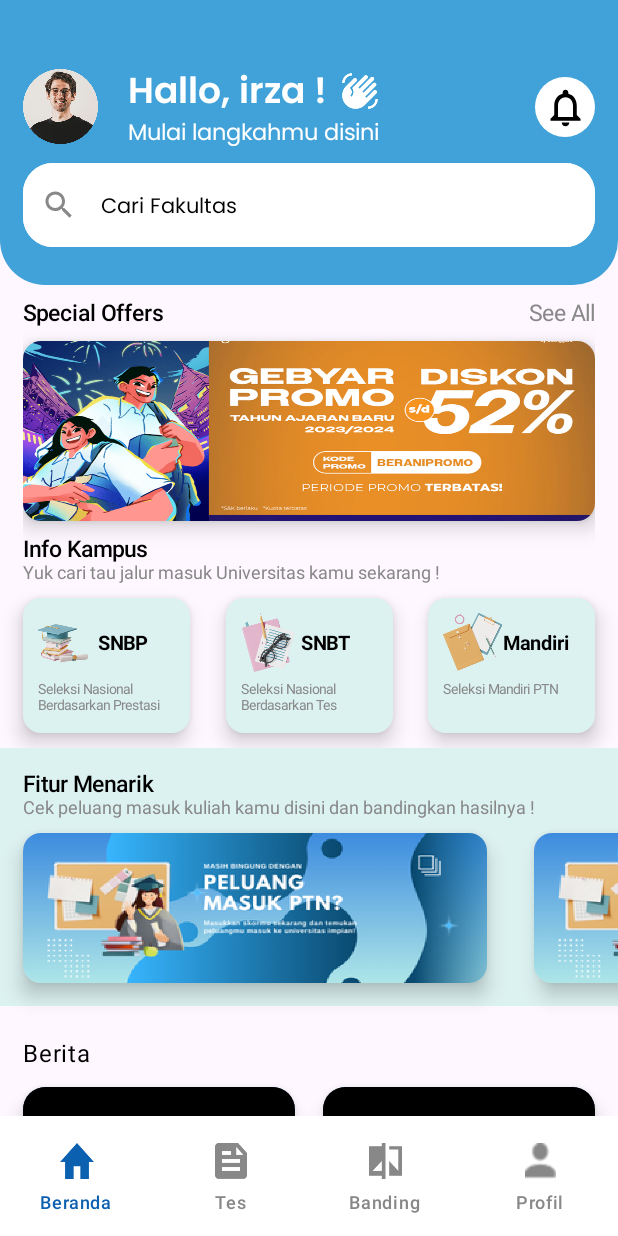
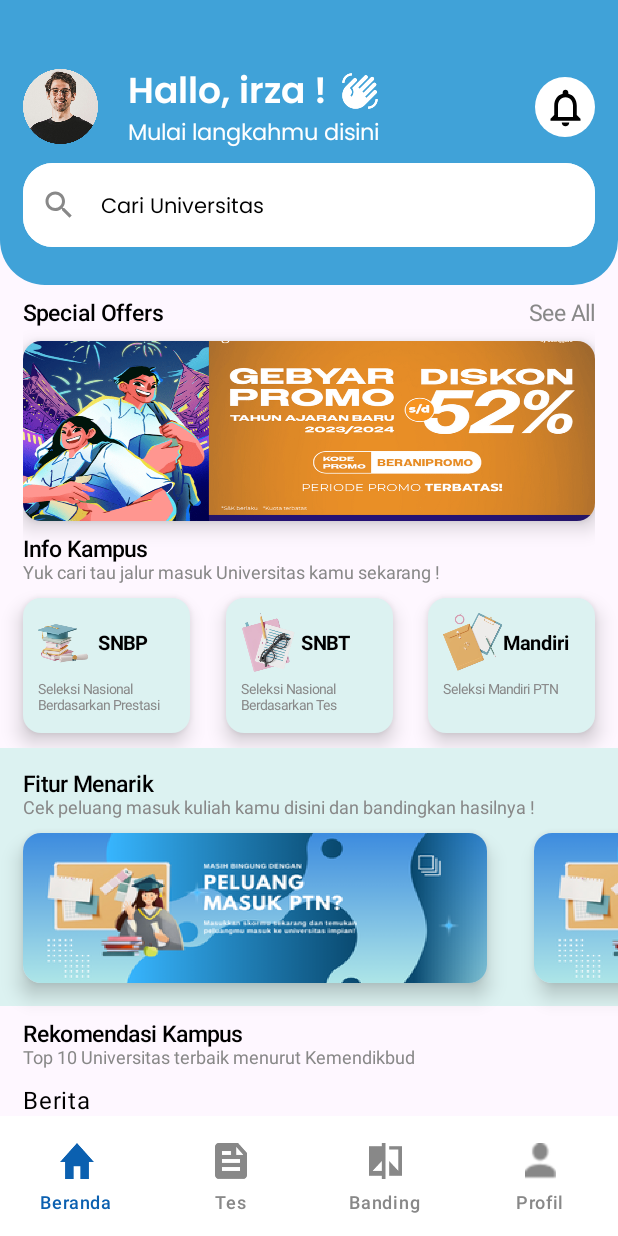
Before and after one commit to AhmadSultanMA/ngampusYuk, an Android app built with Jetpack Compose: the screen it shows after launch (MainActivity), after a tap on "Sign In", on a phone screen of 412 x 824 dp. Run offline under Robolectric (Android 15) with nearby library versions, the phone set to English and light mode, and no system bars; our stand-ins replace Firebase (no records; nobody signed in at launch, a user with empty details on screens opened directly).

Commit message:
add search filter, and fixing repository to get Kampus

```diff
--- a/app/src/main/java/com/example/ngampusyuk/feature/home/HomeScreen.kt
+++ b/app/src/main/java/com/example/ngampusyuk/feature/home/HomeScreen.kt
@@ -1,21 +1,28 @@
 package com.example.ngampusyuk.feature.home
 
 import android.annotation.SuppressLint
+import androidx.compose.foundation.layout.Box
 import androidx.compose.foundation.layout.Spacer
 import androidx.compose.foundation.layout.fillMaxSize
 import androidx.compose.foundation.layout.height
+import androidx.compose.foundation.layout.padding
 import androidx.compose.foundation.lazy.LazyColumn
 import androidx.compose.material3.BottomAppBar
 import androidx.compose.material3.ExperimentalMaterial3Api
 import androidx.compose.material3.Scaffold
+import androidx.compose.material3.Text
 import androidx.compose.runtime.Composable
 import androidx.compose.ui.Modifier
 import androidx.compose.ui.graphics.Color
+import androidx.compose.ui.text.TextStyle
+import androidx.compose.ui.text.font.FontWeight
 import androidx.compose.ui.unit.dp
+import androidx.compose.ui.unit.sp
 import androidx.lifecycle.viewmodel.compose.viewModel
 import androidx.navigation.NavController
 import com.example.ngampusyuk.feature.main.components.homeComponents.AppBar
 import com.example.ngampusyuk.feature.main.components.homeComponents.Berita
+import com.example.ngampusyuk.feature.main.components.homeComponents.FilterList
 import com.example.ngampusyuk.feature.main.components.homeComponents.Fitur
 import com.example.ngampusyuk.feature.main.components.homeComponents.Iklan
 import com.example.ngampusyuk.feature.main.components.homeComponents.InfoKampus
@@ -37,9 +44,10 @@ fun HomeScreen(navController: NavController) {
             BottomNavigationBar(navController = navController)
         }
     }) {
+        Box {
             LazyColumn(modifier = Modifier.fillMaxSize()) {
                 item {
-                AppBar(name = "irza", modifier = Modifier.height(190.dp))
+                    AppBar(name = "irza", viewModel.kampus, viewModel, modifier = Modifier.height(190.dp))
                     Spacer(modifier = Modifier.height(10.dp))
                     Iklan()
                     Spacer(modifier = Modifier.height(10.dp))
@@ -47,6 +55,18 @@ fun HomeScreen(navController: NavController) {
                     Spacer(modifier = Modifier.height(10.dp))
                     Fitur()
                     Spacer(modifier = Modifier.height(10.dp))
+                    Text(
+                        text = "Rekomendasi Kampus",
+                        color = Color.Black,
+                        style = TextStyle(fontSize = 15.sp, fontWeight = FontWeight.Medium),
+                        modifier = Modifier.padding(start = 15.dp, end = 15.dp)
+                    )
+                    Text(
+                        text = "Top 10 Universitas terbaik menurut Kemendikbud",
+                        color = Color.Gray,
+                        style = TextStyle(fontSize = 12.sp),
+                        modifier = Modifier.padding(start = 15.dp, end = 15.dp)
+                    )
                     viewModel.kampus.forEach{ kampus ->
                         RekomendasiKampus(navController, kampus)
                     }
@@ -54,8 +74,10 @@ fun HomeScreen(navController: NavController) {
                     Berita(navController)
                     Spacer(modifier = Modifier.height(100.dp))
                 }
-
             }
+            FilterList(viewModel.filteredList.value, navController)
         }
 
     }
+
+}
--- a/app/src/main/java/com/example/ngampusyuk/feature/home/HomeViewModel.kt
+++ b/app/src/main/java/com/example/ngampusyuk/feature/home/HomeViewModel.kt
@@ -1,7 +1,11 @@
 package com.example.ngampusyuk.feature.home
 
 import android.util.Log
+import androidx.compose.runtime.getValue
 import androidx.compose.runtime.mutableStateListOf
+import androidx.compose.runtime.mutableStateOf
+import androidx.compose.runtime.remember
+import androidx.compose.runtime.setValue
 import androidx.lifecycle.ViewModel
 import com.example.ngampusyuk.data.Repository
 import com.example.ngampusyuk.model.kampus.KampusModel
@@ -11,6 +15,7 @@ class HomeViewModel : ViewModel() {
     val firestore: FirebaseFirestore = FirebaseFirestore.getInstance()
     val repository = Repository(firestore)
     val kampus = mutableStateListOf<KampusModel>()
+    var filteredList = mutableStateOf(emptyList<KampusModel>())
     init
     {
         repository.getAllKampus(
--- a/app/src/main/java/com/example/ngampusyuk/feature/main/components/homeComponents/AppBar.kt
+++ b/app/src/main/java/com/example/ngampusyuk/feature/main/components/homeComponents/AppBar.kt
@@ -10,9 +10,11 @@ import androidx.compose.foundation.layout.Spacer
 import androidx.compose.foundation.layout.fillMaxSize
 import androidx.compose.foundation.layout.fillMaxWidth
 import androidx.compose.foundation.layout.height
+import androidx.compose.foundation.layout.offset
 import androidx.compose.foundation.layout.padding
 import androidx.compose.foundation.layout.size
 import androidx.compose.foundation.layout.width
+import androidx.compose.foundation.lazy.LazyColumn
 import androidx.compose.foundation.shape.CircleShape
 import androidx.compose.foundation.shape.RoundedCornerShape
 import androidx.compose.material.icons.Icons
@@ -20,12 +22,15 @@ import androidx.compose.material.icons.filled.Search
 import androidx.compose.material.icons.outlined.Notifications
 import androidx.compose.material3.ExperimentalMaterial3Api
 import androidx.compose.material3.Icon
+import androidx.compose.material3.MaterialTheme
 import androidx.compose.material3.OutlinedTextField
 import androidx.compose.material3.Text
 import androidx.compose.material3.TextFieldDefaults
 import androidx.compose.runtime.Composable
+import androidx.compose.runtime.getValue
 import androidx.compose.runtime.mutableStateOf
 import androidx.compose.runtime.remember
+import androidx.compose.runtime.setValue
 import androidx.compose.ui.Alignment
 import androidx.compose.ui.Modifier
 import androidx.compose.ui.graphics.Color
@@ -37,13 +42,17 @@ import androidx.compose.ui.text.font.FontWeight
 import androidx.compose.ui.unit.dp
 import androidx.compose.ui.unit.sp
 import com.example.ngampusyuk.R
+import com.example.ngampusyuk.feature.home.HomeViewModel
+import com.example.ngampusyuk.model.kampus.KampusModel
 import com.example.ngampusyuk.ui.theme.CustBlue
 
 
 @Composable
 fun AppBar(
-    modifier: Modifier = Modifier,
-    name: String
+    name: String,
+    kampus: List<KampusModel>,
+    viewModel: HomeViewModel,
+    modifier: Modifier = Modifier
 ) {
     val searchText = remember { mutableStateOf("") }
     Box(
@@ -113,7 +122,7 @@ fun AppBar(
                 )
             }
             Spacer(modifier = Modifier.height(10.dp))
-            SearchField(value = searchText.value, onValueChange = { searchText.value = it }, Modifier.fillMaxWidth())
+            SearchField(value = searchText.value, onValueChange = { searchText.value = it }, kampus, viewModel, Modifier.fillMaxWidth())
             Spacer(modifier = Modifier.height(10.dp))
         }
     }
@@ -124,6 +133,8 @@ fun AppBar(
 fun SearchField(
     value: String,
     onValueChange: (String) -> Unit,
+    kampus: List<KampusModel>,
+    viewModel: HomeViewModel,
     modifier: Modifier = Modifier
 ) {
         OutlinedTextField(
@@ -133,8 +144,17 @@ fun SearchField(
 
             value = value,
             shape = RoundedCornerShape(20.dp),
-        onValueChange = onValueChange,
-        placeholder = { Text("Cari Fakultas", color = Color.Black, style = TextStyle(fontFamily = FontFamily(Font(R.font.poppins_regular)))) },
+            onValueChange = {
+                onValueChange(it)
+                viewModel.filteredList.value = if (it.isNotEmpty()) {
+                    kampus.filter { kampus ->
+                        kampus.nama.contains(it, ignoreCase = true)
+                    }
+                } else {
+                    emptyList()
+                }
+            },
+            placeholder = { Text("Cari Universitas", color = Color.Black, style = TextStyle(fontFamily = FontFamily(Font(R.font.poppins_regular)))) },
             leadingIcon = {
                 Icon(
                     imageVector = Icons.Filled.Search,
--- a/app/src/main/java/com/example/ngampusyuk/feature/main/components/universitasComponents/InformasiJurusan.kt
+++ b/app/src/main/java/com/example/ngampusyuk/feature/main/components/universitasComponents/InformasiJurusan.kt
@@ -39,6 +39,7 @@ fun InformasiJurusan(jurusan : List<JurusanModel>, modifier: Modifier = Modifier
     ){
         Text(text = "Informasi Jurusan dan Passing Grade", style = TextStyle(fontWeight = FontWeight.Medium, fontSize = 16.sp))
         Spacer(modifier = Modifier.height(10.dp))
+        if (jurusan.any{it.tipe == 1L}) {
             Box(
                 modifier
                     .background(color = CustBlue, shape = RoundedCornerShape(20))
@@ -99,7 +100,10 @@ fun InformasiJurusan(jurusan : List<JurusanModel>, modifier: Modifier = Modifier
                     }
                 }
             }
+        }
+
         Spacer(modifier = Modifier.height(10.dp))
+
         if (jurusan.any{it.tipe == 2L}) {
             Box(
                 modifier
```
Also changed, not shown: app/src/main/java/com/example/ngampusyuk/data/Repository.kt (+8 -8 lines), app/src/main/java/com/example/ngampusyuk/feature/main/components/homeComponents/FilterList.kt (added, +59 -0 lines), app/src/main/java/com/example/ngampusyuk/feature/main/components/homeComponents/RekomendasiKampus.kt (+0 -10 lines). Lines whose indentation alone changed are shown as unchanged.
